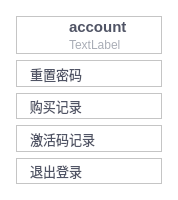
Above: individualcenterwidget.ui from ZhouMei20220810/TEST before the change. Below: the same form after it.
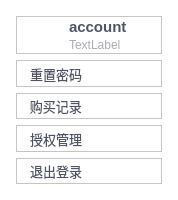
That is the form after the change. Icons and pictures are not drawn.

Commit message: 激活码记录改成授权管理UI

```diff
--- a/individualcenterwidget.ui
+++ b/individualcenterwidget.ui
@@ -395,7 +395,7 @@
 }</string>
         </property>
         <property name="text">
-         <string>  激活码记录</string>
+         <string>  授权管理</string>
         </property>
         <property name="icon">
          <iconset resource="res.qrc">
```
Left out of the diff: 2 changed lines with no effect on the pictures. The commit also changes 14 other files.
